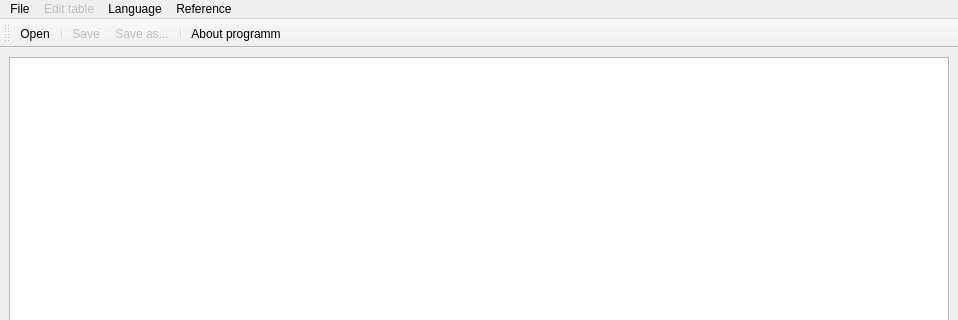
First picture: the form in mainwindow.ui, repository NileET/Qt-CourseProject-Semester-4, before the edit; both pictures show x 0 to 958 and y 0 to 320 of the 958 by 612 pixel window.
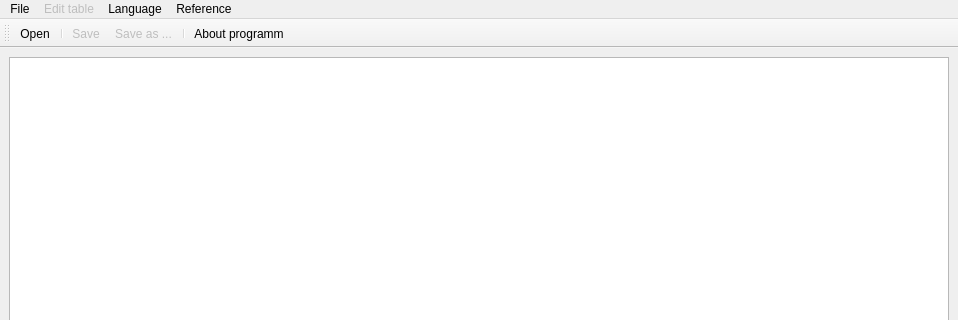
Second picture: the form after the edit. Icons and pictures are not drawn. Custom widgets are drawn as their Qt base class.

What changed in the file:
```diff
--- a/mainwindow.ui
+++ b/mainwindow.ui
@@ -191,10 +191,10 @@
      <normaloff>:/img/images/save_as.png</normaloff>:/img/images/save_as.png</iconset>
    </property>
    <property name="text">
-    <string>Save as...</string>
+    <string>Save as ...</string>
    </property>
    <property name="iconText">
-    <string>Save as...</string>
+    <string>Save as ...</string>
    </property>
   </action>
  </widget>
```
Left out of the diff: 12 changed lines with no effect on the pictures.
